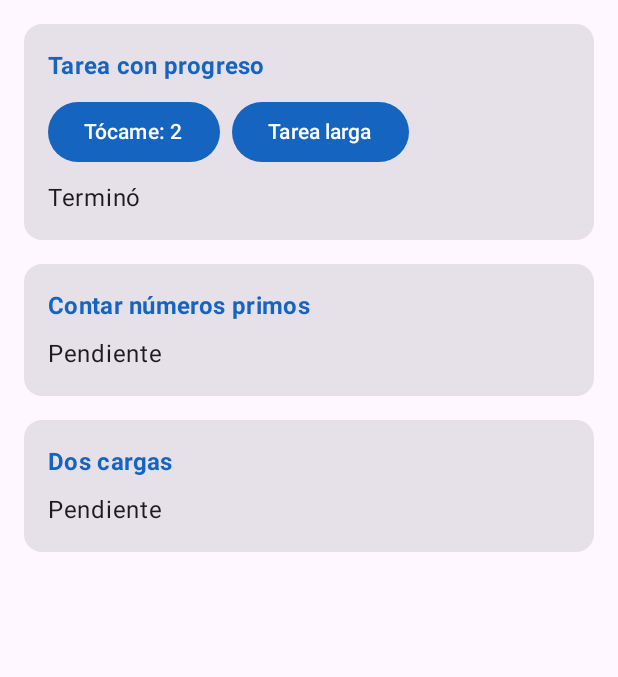
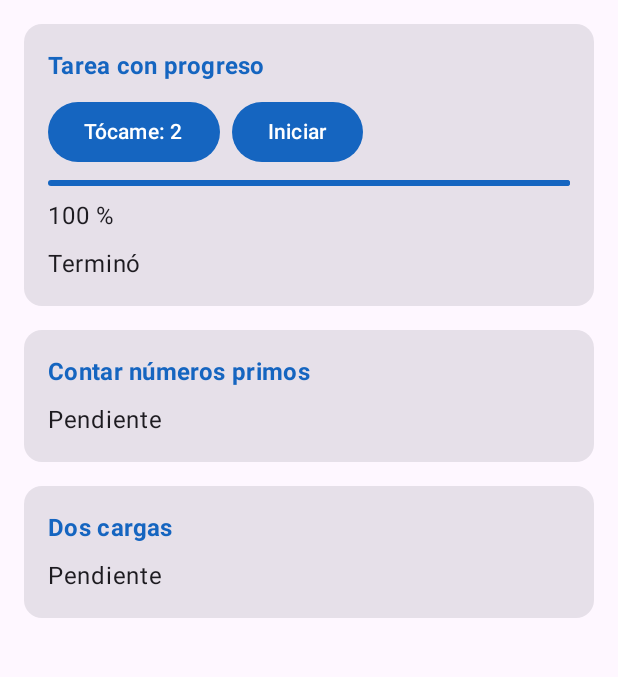
Before and after one commit to luiscucho-oss/CentroTareas-Cucho, an Android app built with Jetpack Compose: the screen it shows after launch (MainActivity), after a tap on an icon or button, on a phone screen of 412 x 824 dp, the part 96-773 px from its top. Run offline under Robolectric (Android 15) with nearby library versions, the phone set to English and light mode, and no system bars; 2 other taps on this screen came first.

Commit message:
feat(progreso): agrega barra de progreso con StateFlow

```diff
--- a/app/src/main/java/com/tecsup/centrotareas/ui/PantallaTareas.kt
+++ b/app/src/main/java/com/tecsup/centrotareas/ui/PantallaTareas.kt
@@ -12,6 +12,7 @@ import androidx.compose.foundation.layout.Row
 import androidx.compose.material3.Button
 import androidx.compose.material3.Card
 import androidx.compose.material3.ExperimentalMaterial3Api
+import androidx.compose.material3.LinearProgressIndicator
 import androidx.compose.material3.MaterialTheme
 import androidx.compose.material3.Scaffold
 import androidx.compose.material3.Text
@@ -32,6 +33,7 @@ import com.tecsup.centrotareas.viewmodel.TareasViewModel
 @Composable
 fun PantallaTareas(vm: TareasViewModel) {
     val mensaje by vm.mensaje.collectAsStateWithLifecycle()
+    val progreso by vm.progreso.collectAsStateWithLifecycle()
     // Prueba de vida: si deja de sumar, la pantalla está congelada
     var toques by rememberSaveable { mutableIntStateOf(0) }
 
@@ -57,8 +59,13 @@ fun PantallaTareas(vm: TareasViewModel) {
             Tarjeta("Tarea con progreso") {
                 Row(horizontalArrangement = Arrangement.spacedBy(8.dp)) {
                     Button(onClick = { toques++ }) { Text("Tócame: $toques") }
-                    Button(onClick = { vm.tareaLarga() }) { Text("Tarea larga") }
+                    Button(onClick = { vm.tareaLarga() }) { Text("Iniciar") }
                 }
+                LinearProgressIndicator(
+                    progress = { progreso },
+                    modifier = Modifier.fillMaxWidth()
+                )
+                Text("${(progreso * 100).toInt()} %")
                 Text(mensaje, style = MaterialTheme.typography.bodyLarge)
             }
             Tarjeta("Contar números primos") {
--- a/app/src/main/java/com/tecsup/centrotareas/viewmodel/TareasViewModel.kt
+++ b/app/src/main/java/com/tecsup/centrotareas/viewmodel/TareasViewModel.kt
@@ -20,20 +20,28 @@ class TareasViewModel(private val repo: TareasRepository) : ViewModel() {
     private val _mensaje = MutableStateFlow("Listo")
     val mensaje: StateFlow<String> = _mensaje.asStateFlow()
 
-    // Paso 2: la espera va en segundo plano y el hilo principal queda libre
+    // Paso 3: progreso de 0f a 1f; la pantalla solo ve la versión de lectura
+    private val _progreso = MutableStateFlow(0f)
+    val progreso: StateFlow<Float> = _progreso.asStateFlow()
+
+    // Paso 2 y 3: la espera va en segundo plano y el hilo principal queda libre
     fun tareaLarga() {
         viewModelScope.launch {
+            _progreso.value = 0f
             _mensaje.value = "Trabajando..."
             Log.d("HILO", "Antes: ${Thread.currentThread().name}")
             withContext(Dispatchers.Default) {
                 Log.d("HILO", "Dentro: ${Thread.currentThread().name}")
-                delay(4000)
+                for (i in 1..100) {
+                    delay(40)
+                    _progreso.value = i / 100f
+                }
             }
             Log.d("HILO", "Despues: ${Thread.currentThread().name}")
             _mensaje.value = "Terminó"
         }
     }
-    // TODO Paso 3: progreso
+
     // TODO Paso 4: trabajo (Job), corriendo y cancelar()
 
     // ----- Contar primos (paso 5)
```
